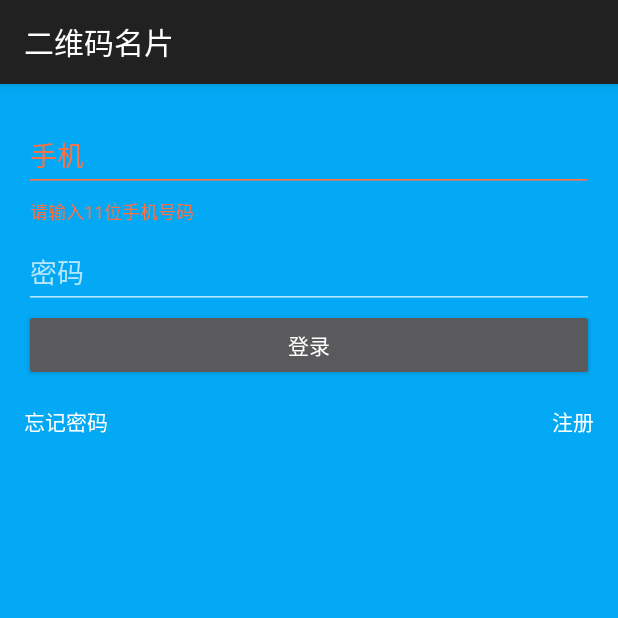
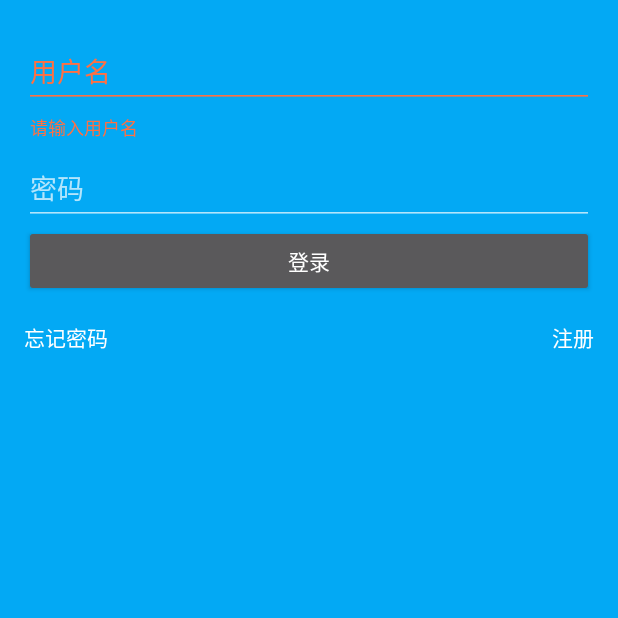
Before and after one commit to newpasung/androidcourse, an Android app: the fragment LoginFragment placed in its activity, after a tap on "登录", on a phone screen of 412 x 824 dp, the top half of it. Run offline under Robolectric (Android 15) with nearby library versions, the phone set to English and light mode, and no system bars; libraries missing offline, so code that uses them is left out: com.loopj.android.

Commit message:
login and register

```diff
--- a/app/src/main/AndroidManifest.xml
+++ b/app/src/main/AndroidManifest.xml
@@ -22,7 +22,7 @@
         <meta-data android:name="AA_DB_VERSION" android:value="1" />
         <activity
             android:name=".activity.WelcomeActivity"
-            android:theme="@style/Theme.AppCompat"
+            android:theme="@style/Theme.AppCompat.NoActionBar"
             android:launchMode="singleTask"
             android:screenOrientation="portrait" >
             <intent-filter>
--- a/app/src/main/java/com/gof/scut/androidcourse/fragment/LoginFragment.java
+++ b/app/src/main/java/com/gof/scut/androidcourse/fragment/LoginFragment.java
@@ -5,18 +5,15 @@ import android.app.Fragment;
 import android.content.Intent;
 import android.os.Bundle;
 import android.support.design.widget.TextInputLayout;
-import android.util.Log;
 import android.view.LayoutInflater;
 import android.view.View;
 import android.view.ViewGroup;
-import android.view.animation.Animation;
 import android.widget.Button;
 import android.widget.EditText;
 import android.widget.Toast;
 
 import com.gof.scut.androidcourse.LocalBrCast;
 import com.gof.scut.androidcourse.R;
-import com.gof.scut.androidcourse.XRotationAnimation;
 import com.gof.scut.androidcourse.activity.MainActivity;
 import com.gof.scut.androidcourse.net.HttpClient;
 import com.gof.scut.androidcourse.net.JsonResponseHandler;
@@ -29,7 +26,7 @@ import org.json.JSONObject;
 
 public class LoginFragment extends Fragment {
 
-    private TextInputLayout phoneInputLayout;
+    private TextInputLayout usernameInputLayout;
     private TextInputLayout passwordInputLayout;
     private Button loginBtn;
     private Button registerBtn;
@@ -49,23 +46,23 @@ public class LoginFragment extends Fragment {
     }
 
     private void initListener() {
-        final EditText phoneEditText = phoneInputLayout.getEditText();
+        final EditText usernameEditText = usernameInputLayout.getEditText();
         final EditText passwordEditText = passwordInputLayout.getEditText();
 
         loginBtn.setOnClickListener(new View.OnClickListener() {
             @Override
             public void onClick(View v) {
-                String phone = phoneEditText.getText().toString();
+                String username = usernameEditText.getText().toString();
                 String password = passwordEditText.getText().toString();
-                if (phone.length() != 11) {
-                    phoneInputLayout.setErrorEnabled(true);
-                    phoneInputLayout.setError("请输入11位手机号码");
+                if (username.length() == 0) {
+                    usernameInputLayout.setErrorEnabled(true);
+                    usernameInputLayout.setError("请输入用户名");
                 } else if (password.length() == 0) {
                     passwordInputLayout.setErrorEnabled(true);
                     passwordInputLayout.setError("请输入密码");
                 } else {
                     RequestParams params = new RequestParams();
-                    params.put(RequestParamName.PHONE, phone);
+                    params.put(RequestParamName.USERNAME, username);
                     params.put(RequestParamName.PASSWORD, password);
                     HttpClient.post(getActivity(), "user/login", params, new JsonResponseHandler() {
                         @Override
@@ -83,9 +80,9 @@ public class LoginFragment extends Fragment {
 
                         @Override
                         public void onFailure(String message, String for_param) {
-                            if (for_param.equals(RequestParamName.PHONE)) {
-                                phoneInputLayout.setErrorEnabled(true);
-                                phoneInputLayout.setError(message);
+                            if (for_param.equals(RequestParamName.USERNAME)) {
+                                usernameInputLayout.setErrorEnabled(true);
+                                usernameInputLayout.setError(message);
                             } else if (for_param.equals(RequestParamName.PASSWORD)) {
                                 passwordInputLayout.setErrorEnabled(true);
                                 passwordInputLayout.setError(message);
@@ -111,7 +108,7 @@ public class LoginFragment extends Fragment {
     }
 
     private void initUI(View view) {
-        phoneInputLayout = (TextInputLayout) view.findViewById(R.id.phone);
+        usernameInputLayout = (TextInputLayout) view.findViewById(R.id.username);
 
         passwordInputLayout = (TextInputLayout) view.findViewById(R.id.password);
 
--- a/app/src/main/java/com/gof/scut/androidcourse/net/HttpClient.java
+++ b/app/src/main/java/com/gof/scut/androidcourse/net/HttpClient.java
@@ -9,7 +9,7 @@ import com.loopj.android.http.RequestParams;
  * Created by gjz on 11/2/15.
  */
 public class HttpClient {
-    private static final String BASE_URL = "http://121.42.160.104/coordinator/backend/web/";
+    private static final String BASE_URL = "http://121.42.160.104/BusinessCard/web/";
     private static AsyncHttpClient client = new AsyncHttpClient();
 
     public static void get(Context context, String url, RequestParams params, JsonResponseHandler handler){
--- a/app/src/main/java/com/gof/scut/androidcourse/net/RequestParamName.java
+++ b/app/src/main/java/com/gof/scut/androidcourse/net/RequestParamName.java
@@ -7,6 +7,7 @@ package com.gof.scut.androidcourse.net;
 public class RequestParamName {
     public static final String TOKEN = "token";
     public static final String PHONE = "phone";
+    public static final String USERNAME = "username";
     public static final String PASSWORD = "password";
 
 }
--- a/app/src/main/res/layout/fragment_login.xml
+++ b/app/src/main/res/layout/fragment_login.xml
@@ -13,14 +13,13 @@
         android:orientation="vertical">
 
         <android.support.design.widget.TextInputLayout
-            android:id="@+id/phone"
+            android:id="@+id/username"
             android:layout_width="match_parent"
             android:layout_height="wrap_content"
-            android:hint="@string/text_phone">
+            android:hint="@string/username">
             <EditText
                 android:layout_width="match_parent"
-                android:layout_height="wrap_content"
-                android:inputType="number"/>
+                android:layout_height="wrap_content" />
         </android.support.design.widget.TextInputLayout>
 
         <android.support.design.widget.TextInputLayout
--- a/app/src/main/res/values/strings.xml
+++ b/app/src/main/res/values/strings.xml
@@ -11,6 +11,7 @@
     <string name="test_sentence_100">注意这是一个有二十个中文字用于测试的句子注意这是一个有二十个中文字用于测试的句子注意这是一个有二十个中文字用于测试的句子注意这是一个有二十个中文字用于测试的句子注意这是一个有二十个中文字用于测试的句子</string>
     <string name="test_type">it\'s a type tip</string>
     <string name="test">测试</string>
+    <string name="username">用户名</string>
     <string name="text_name">名字</string>
     <string name="text_phone">手机</string>
     <string name="text_phonenumber">手机号码</string>
```
Also changed, not shown: app/src/main/java/com/gof/scut/androidcourse/fragment/RegisterFragment.java (+11 -11 lines), app/src/main/res/layout/fragment_register.xml (+3 -4 lines).
